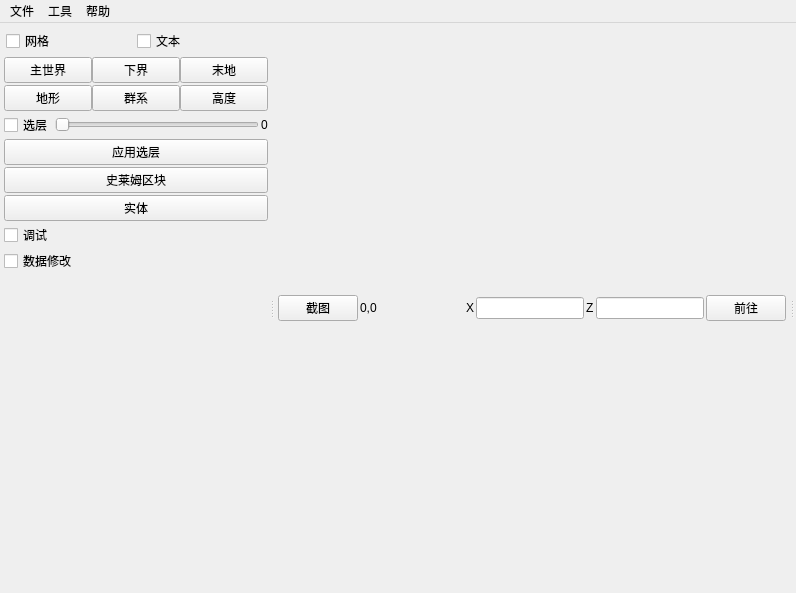
The window that mainwindow.ui (bedrock-dev/BedrockMap) describes before a commit, drawn with Qt 5.
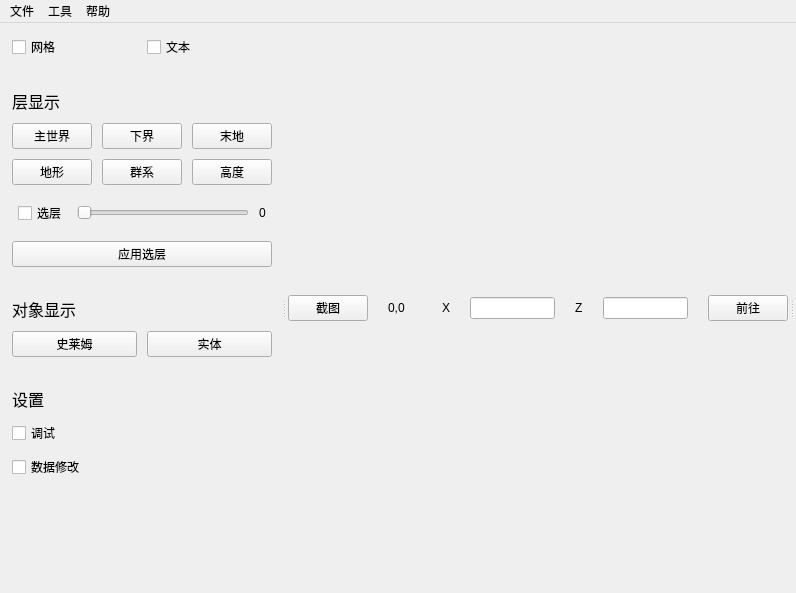
The same window after the commit.

Diff of the .ui file:
```diff
--- a/mainwindow.ui
+++ b/mainwindow.ui
@@ -41,36 +41,36 @@
       <widget class="QWidget" name="control_panel_widget" native="true">
        <layout class="QVBoxLayout" name="control_panel_layout">
         <property name="spacing">
-         <number>2</number>
+         <number>10</number>
         </property>
         <property name="leftMargin">
-         <number>2</number>
+         <number>10</number>
         </property>
         <property name="topMargin">
-         <number>2</number>
+         <number>10</number>
         </property>
         <property name="rightMargin">
-         <number>2</number>
+         <number>10</number>
         </property>
         <property name="bottomMargin">
-         <number>2</number>
+         <number>10</number>
         </property>
         <item>
          <layout class="QHBoxLayout" name="horizontalLayout_2" stretch="0,0">
           <property name="spacing">
-           <number>2</number>
+           <number>10</number>
           </property>
           <property name="leftMargin">
-           <number>2</number>
+           <number>0</number>
           </property>
           <property name="topMargin">
-           <number>2</number>
+           <number>0</number>
           </property>
           <property name="rightMargin">
-           <number>2</number>
+           <number>0</number>
           </property>
           <property name="bottomMargin">
-           <number>2</number>
+           <number>0</number>
           </property>
           <item>
            <widget class="QCheckBox" name="grid_checkbox">
@@ -89,10 +89,38 @@
          </layout>
         </item>
         <item>
+         <layout class="QVBoxLayout" name="layer_layout">
+          <property name="leftMargin">
+           <number>0</number>
+          </property>
+          <property name="topMargin">
+           <number>20</number>
+          </property>
+          <property name="bottomMargin">
+           <number>0</number>
+          </property>
+          <item>
+           <layout class="QHBoxLayout" name="horizontalLayout_6">
+            <property name="topMargin">
+             <number>0</number>
+            </property>
+            <item>
+             <widget class="QLabel" name="label_2">
+              <property name="styleSheet">
+               <string notr="true">font: 12pt;</string>
+              </property>
+              <property name="text">
+               <string>层显示</string>
+              </property>
+             </widget>
+            </item>
+           </layout>
+          </item>
+          <item>
          <widget class="QWidget" name="map_top_toolbar_widget" native="true">
           <layout class="QHBoxLayout" name="hor_toolbar_layout">
            <property name="spacing">
-            <number>0</number>
+              <number>10</number>
            </property>
            <property name="leftMargin">
             <number>0</number>
@@ -108,6 +136,9 @@
            </property>
            <item>
             <widget class="QPushButton" name="overwrold_btn">
+               <property name="styleSheet">
+                <string notr="true"/>
+               </property>
              <property name="text">
               <string>主世界</string>
              </property>
@@ -133,11 +164,20 @@
         <item>
          <layout class="QHBoxLayout" name="horizontalLayout_3">
           <property name="spacing">
+             <number>10</number>
+            </property>
+            <property name="leftMargin">
            <number>0</number>
           </property>
           <property name="topMargin">
            <number>0</number>
           </property>
+            <property name="rightMargin">
+             <number>0</number>
+            </property>
+            <property name="bottomMargin">
+             <number>0</number>
+            </property>
           <item>
            <widget class="QPushButton" name="terrain_layer_btn">
             <property name="text">
@@ -163,8 +203,20 @@
         </item>
         <item>
          <layout class="QHBoxLayout" name="horizontalLayout_4">
+            <property name="spacing">
+             <number>10</number>
+            </property>
+            <property name="leftMargin">
+             <number>6</number>
+            </property>
           <property name="topMargin">
-           <number>0</number>
+             <number>6</number>
+            </property>
+            <property name="rightMargin">
+             <number>6</number>
+            </property>
+            <property name="bottomMargin">
+             <number>6</number>
           </property>
           <item>
            <widget class="QCheckBox" name="enable_layer_checkbox">
@@ -196,10 +248,47 @@
           </property>
          </widget>
         </item>
+         </layout>
+        </item>
+        <item>
+         <layout class="QVBoxLayout" name="object_layout">
+          <property name="topMargin">
+           <number>20</number>
+          </property>
+          <property name="bottomMargin">
+           <number>0</number>
+          </property>
+          <item>
+           <widget class="QLabel" name="label_3">
+            <property name="styleSheet">
+             <string notr="true">font: 12pt;</string>
+            </property>
+            <property name="text">
+             <string>对象显示</string>
+            </property>
+           </widget>
+          </item>
+          <item>
+           <layout class="QHBoxLayout" name="horizontalLayout_5">
+            <property name="spacing">
+             <number>10</number>
+            </property>
+            <property name="leftMargin">
+             <number>0</number>
+            </property>
+            <property name="topMargin">
+             <number>0</number>
+            </property>
+            <property name="rightMargin">
+             <number>0</number>
+            </property>
+            <property name="bottomMargin">
+             <number>0</number>
+            </property>
         <item>
          <widget class="QPushButton" name="slime_layer_btn">
           <property name="text">
-           <string>史莱姆区块</string>
+               <string>史莱姆</string>
           </property>
          </widget>
         </item>
@@ -210,6 +299,25 @@
           </property>
          </widget>
         </item>
+           </layout>
+          </item>
+         </layout>
+        </item>
+        <item>
+         <layout class="QVBoxLayout" name="setting_layout">
+          <property name="topMargin">
+           <number>20</number>
+          </property>
+          <item>
+           <widget class="QLabel" name="label_4">
+            <property name="styleSheet">
+             <string notr="true">font: 12pt;</string>
+            </property>
+            <property name="text">
+             <string>设置</string>
+            </property>
+           </widget>
+          </item>
         <item>
          <widget class="QCheckBox" name="debug_checkbox">
           <property name="text">
@@ -224,6 +332,8 @@
           </property>
          </widget>
         </item>
+         </layout>
+        </item>
         <item>
          <spacer name="verticalSpacer">
           <property name="orientation">
@@ -263,19 +373,19 @@
           </property>
           <layout class="QHBoxLayout" name="position_toolbar_layout">
            <property name="spacing">
-            <number>2</number>
+            <number>20</number>
            </property>
            <property name="leftMargin">
-            <number>2</number>
+            <number>0</number>
            </property>
            <property name="topMargin">
-            <number>2</number>
+            <number>6</number>
            </property>
            <property name="rightMargin">
-            <number>2</number>
+            <number>0</number>
            </property>
            <property name="bottomMargin">
-            <number>2</number>
+            <number>6</number>
            </property>
            <item>
             <widget class="QPushButton" name="screenshot_btn">
```
Left out of the diff: 2 changed lines with no effect on the pictures. Lines whose indentation alone changed are shown as unchanged.
